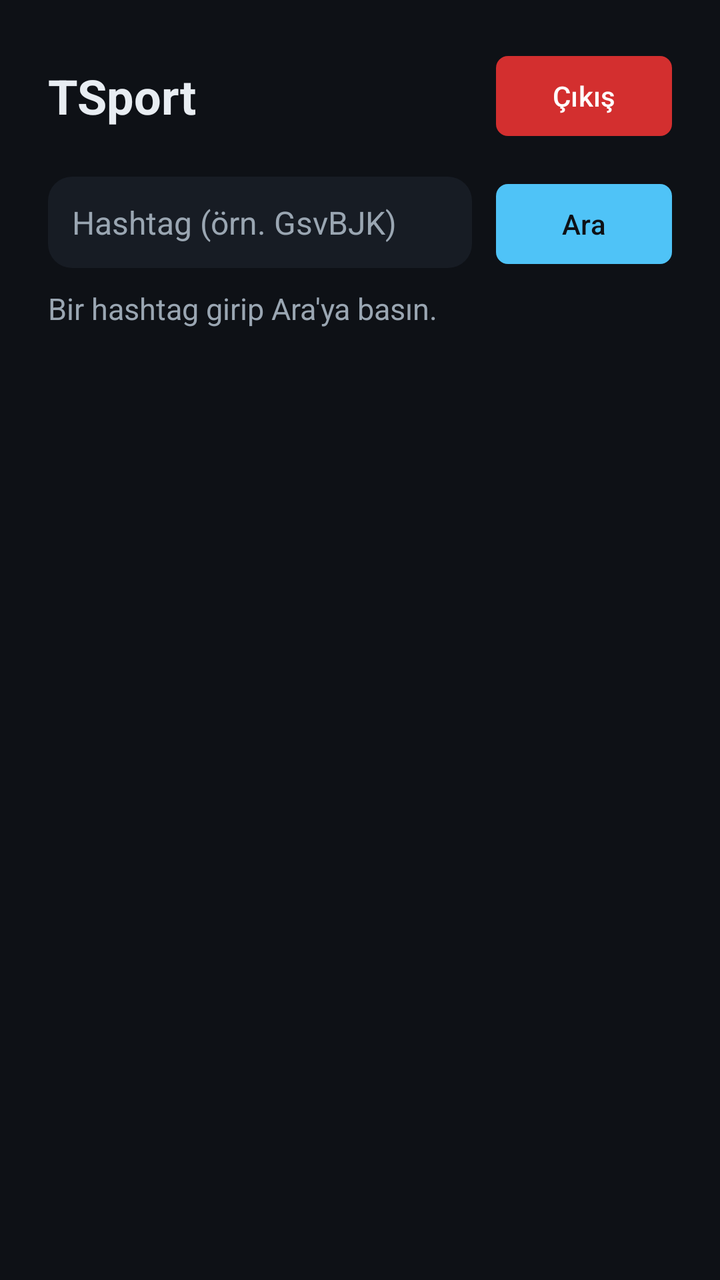
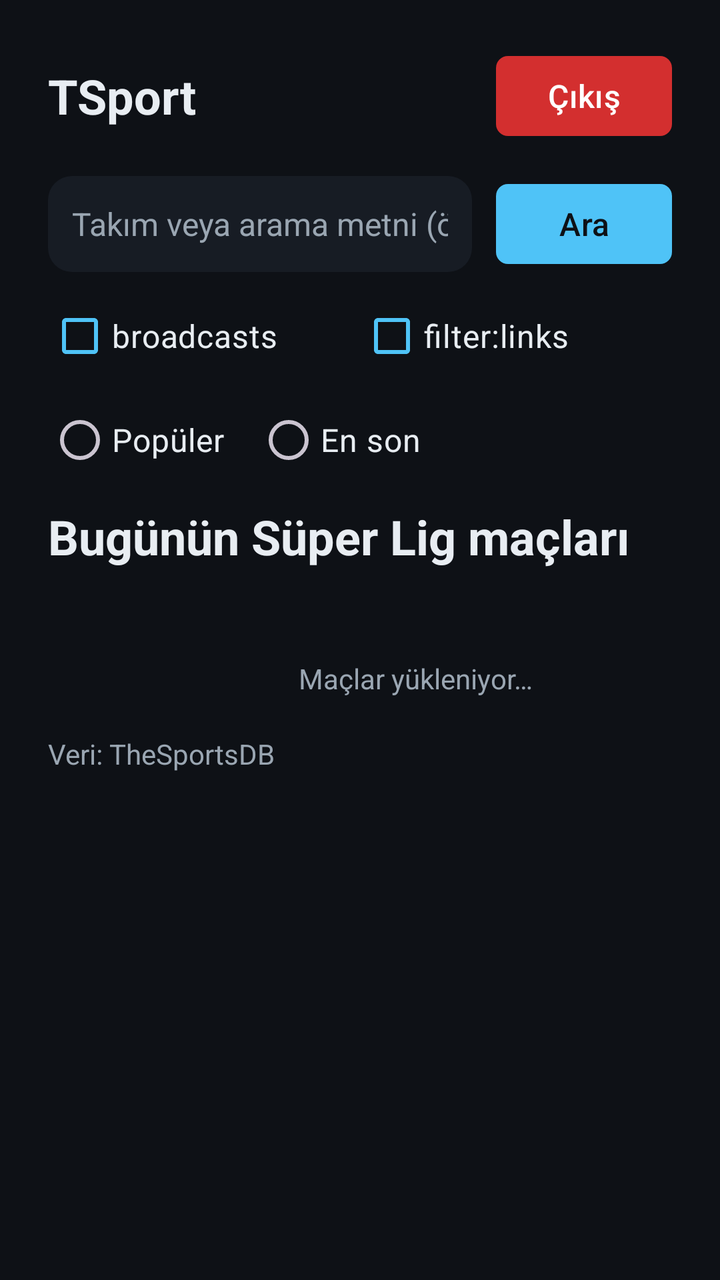

Screens rendered from an Android XML layout before and after an edit, with the pre-edit source and the edit as a unified diff.
<!-- AndroidManifest.xml: application theme Theme.TSport -->
<!-- res/layout/activity_main.xml -->
<?xml version="1.0" encoding="utf-8"?>
<FrameLayout xmlns:android="http://schemas.android.com/apk/res/android"
    xmlns:app="http://schemas.android.com/apk/res-auto"
    android:layout_width="match_parent"
    android:layout_height="match_parent">

    <WebView
        android:id="@+id/scrapeWebView"
        android:layout_width="match_parent"
        android:layout_height="match_parent"
        android:alpha="0.01"
        android:clickable="false"
        android:focusable="false"
        android:importantForAccessibility="no" />

    <LinearLayout
        android:id="@+id/content"
        android:layout_width="match_parent"
        android:layout_height="match_parent"
        android:background="@color/bg"
        android:orientation="vertical"
        android:padding="24dp">

        <LinearLayout
            android:layout_width="match_parent"
            android:layout_height="wrap_content"
            android:gravity="center_vertical"
            android:orientation="horizontal">

            <TextView
                android:layout_width="0dp"
                android:layout_height="wrap_content"
                android:layout_weight="1"
                android:text="@string/app_name"
                android:textColor="@color/on_surface"
                android:textSize="24sp"
                android:textStyle="bold" />

            <Button
                android:id="@+id/logoutButton"
                android:foreground="@drawable/button_focus_foreground"
                android:layout_width="wrap_content"
                android:layout_height="wrap_content"
                android:text="@string/logout"
                android:textColor="@color/on_danger"
                app:backgroundTint="@color/danger"
                app:cornerRadius="6dp" />

        </LinearLayout>

        <LinearLayout
            android:layout_width="match_parent"
            android:layout_height="wrap_content"
            android:layout_marginTop="16dp"
            android:orientation="horizontal">

            <EditText
                android:id="@+id/hashtagInput"
                android:layout_width="0dp"
                android:layout_height="wrap_content"
                android:layout_weight="1"
                android:background="@drawable/focus_background"
                android:hint="@string/hashtag_hint"
                android:inputType="text"
                android:padding="12dp"
                android:singleLine="true"
                android:textColor="@color/on_surface"
                android:textColorHint="@color/muted"
                android:textSize="16sp" />

            <Button
                android:id="@+id/searchButton"
                android:foreground="@drawable/button_focus_foreground"
                android:layout_width="wrap_content"
                android:layout_height="wrap_content"
                android:layout_marginStart="12dp"
                android:text="@string/search"
                app:cornerRadius="6dp" />

        </LinearLayout>

        <ProgressBar
            android:id="@+id/progress"
            android:layout_width="match_parent"
            android:layout_height="wrap_content"
            android:layout_marginTop="12dp"
            android:indeterminate="true"
            android:visibility="gone" />

        <TextView
            android:id="@+id/statusText"
            android:layout_width="match_parent"
            android:layout_height="wrap_content"
            android:layout_marginTop="8dp"
            android:text="@string/status_idle"
            android:textColor="@color/muted"
            android:textSize="15sp" />

        <androidx.recyclerview.widget.RecyclerView
            android:id="@+id/linkList"
            android:layout_width="match_parent"
            android:layout_height="0dp"
            android:layout_marginTop="12dp"
            android:layout_weight="1"
            android:clipToPadding="false"
            android:paddingBottom="24dp" />

    </LinearLayout>

</FrameLayout>
<!-- resources referenced by this layout -->
<resources>
  <color name="bg">#0E1116</color>
  <color name="danger">#D32F2F</color>
  <color name="muted">#9AA6B2</color>
  <color name="on_danger">#FFFFFF</color>
  <color name="on_surface">#E8EDF2</color>
  <!-- drawable button_focus_foreground (drawable) -->
  <?xml version="1.0" encoding="utf-8"?>
  <selector xmlns:android="http://schemas.android.com/apk/res/android">
      <item android:state_focused="true">
          <shape android:shape="rectangle">
              <solid android:color="@android:color/transparent" />
              <stroke
                  android:width="3dp"
                  android:color="@color/focus" />
              <corners android:radius="6dp" />
          </shape>
      </item>
      <item>
          <shape android:shape="rectangle">
              <solid android:color="@android:color/transparent" />
          </shape>
      </item>
  </selector>
  <!-- drawable focus_background (drawable) -->
  <?xml version="1.0" encoding="utf-8"?>
  <selector xmlns:android="http://schemas.android.com/apk/res/android">
      <item android:state_focused="true">
          <shape>
              <solid android:color="#22303C" />
              <stroke
                  android:width="2dp"
                  android:color="@color/focus" />
              <corners android:radius="12dp" />
          </shape>
      </item>
      <item android:state_pressed="true">
          <shape>
              <solid android:color="#22303C" />
              <corners android:radius="12dp" />
          </shape>
      </item>
      <item>
          <shape>
              <solid android:color="@color/surface" />
              <corners android:radius="12dp" />
          </shape>
      </item>
  </selector>
  <string name="app_name">TSport</string>
  <string name="hashtag_hint">Hashtag (örn. GsvBJK)</string>
  <string name="logout">Çıkış</string>
  <string name="search">Ara</string>
  <string name="status_idle">Bir hashtag girip Ara\'ya basın.</string>
  <style name="Theme.TSport" parent="Theme.Material3.Dark.NoActionBar">
          <item name="android:windowBackground">@color/bg</item>
          <item name="colorPrimary">@color/accent</item>
          <item name="colorOnPrimary">@color/bg</item>
          <item name="android:colorAccent">@color/accent</item>
          <item name="android:textColorPrimary">@color/on_surface</item>
          <item name="android:textColorSecondary">@color/muted</item>
      </style>
  <color name="focus">#4FC3F7</color>
  <color name="surface">#171C24</color>
  <color name="accent">#4FC3F7</color>
</resources>

<!-- the commit's change to res/layout/activity_main.xml (unified diff, before → after) -->
@@ -19,7 +19,7 @@
         android:layout_height="match_parent"
         android:background="@color/bg"
         android:orientation="vertical"
-        android:padding="24dp">
+        android:padding="@dimen/screen_padding">
 
         <LinearLayout
             android:layout_width="match_parent"
@@ -33,16 +33,18 @@
                 android:layout_weight="1"
                 android:text="@string/app_name"
                 android:textColor="@color/on_surface"
-                android:textSize="24sp"
+                android:textSize="@dimen/title_text_size"
                 android:textStyle="bold" />
 
             <Button
                 android:id="@+id/logoutButton"
-                android:foreground="@drawable/button_focus_foreground"
                 android:layout_width="wrap_content"
                 android:layout_height="wrap_content"
+                android:foreground="@drawable/button_focus_foreground"
+                android:minHeight="@dimen/control_min_height"
                 android:text="@string/logout"
                 android:textColor="@color/on_danger"
+                android:textSize="@dimen/body_text_size"
                 app:backgroundTint="@color/danger"
                 app:cornerRadius="6dp" />
 
@@ -60,50 +62,288 @@
                 android:layout_height="wrap_content"
                 android:layout_weight="1"
                 android:background="@drawable/focus_background"
-                android:hint="@string/hashtag_hint"
+                android:hint="@string/search_hint"
                 android:inputType="text"
+                android:minHeight="@dimen/control_min_height"
                 android:padding="12dp"
                 android:singleLine="true"
                 android:textColor="@color/on_surface"
                 android:textColorHint="@color/muted"
-                android:textSize="16sp" />
+                android:textSize="@dimen/body_text_size" />
 
             <Button
                 android:id="@+id/searchButton"
-                android:foreground="@drawable/button_focus_foreground"
                 android:layout_width="wrap_content"
                 android:layout_height="wrap_content"
                 android:layout_marginStart="12dp"
+                android:foreground="@drawable/button_focus_foreground"
+                android:minHeight="@dimen/control_min_height"
                 android:text="@string/search"
+                android:textSize="@dimen/body_text_size"
                 app:cornerRadius="6dp" />
 
         </LinearLayout>
 
-        <ProgressBar
-            android:id="@+id/progress"
-            android:layout_width="match_parent"
-            android:layout_height="wrap_content"
-            android:layout_marginTop="12dp"
-            android:indeterminate="true"
+        <LinearLayout
+            android:layout_width="match_parent"
+            android:layout_height="wrap_content"
+            android:layout_marginTop="8dp"
+            android:orientation="horizontal">
+
+            <CheckBox
+                android:id="@+id/broadcastsCheck"
+                android:layout_width="0dp"
+                android:layout_height="wrap_content"
+                android:layout_weight="1"
+                android:buttonTint="@color/accent"
+                android:focusable="true"
+                android:foreground="@drawable/button_focus_foreground"
+                android:minHeight="@dimen/control_min_height"
+                android:text="@string/option_broadcasts"
+                android:textColor="@color/on_surface"
+                android:textSize="@dimen/body_text_size" />
+
+            <CheckBox
+                android:id="@+id/linksOnlyCheck"
+                android:layout_width="0dp"
+                android:layout_height="wrap_content"
+                android:layout_weight="1"
+                android:buttonTint="@color/accent"
+                android:focusable="true"
+                android:foreground="@drawable/button_focus_foreground"
+                android:minHeight="@dimen/control_min_height"
+                android:text="@string/option_links_only"
+                android:textColor="@color/on_surface"
+                android:textSize="@dimen/body_text_size" />
+
+        </LinearLayout>
+
+        <RadioGroup
+            android:id="@+id/tabGroup"
+            android:layout_width="match_parent"
+            android:layout_height="wrap_content"
+            android:layout_marginTop="4dp"
+            android:orientation="horizontal">
+
+            <RadioButton
+                android:id="@+id/tabPopular"
+                android:layout_width="wrap_content"
+                android:layout_height="wrap_content"
+                android:buttonTint="@color/accent"
+                android:focusable="true"
+                android:foreground="@drawable/button_focus_foreground"
+                android:minHeight="@dimen/control_min_height"
+                android:text="@string/tab_popular"
+                android:textColor="@color/on_surface"
+                android:textSize="@dimen/body_text_size" />
+
+            <RadioButton
+                android:id="@+id/tabLatest"
+                android:layout_width="wrap_content"
+                android:layout_height="wrap_content"
+                android:layout_marginStart="16dp"
+                android:buttonTint="@color/accent"
+                android:focusable="true"
+                android:foreground="@drawable/button_focus_foreground"
+                android:minHeight="@dimen/control_min_height"
+                android:text="@string/tab_latest"
+                android:textColor="@color/on_surface"
+                android:textSize="@dimen/body_text_size" />
+
+        </RadioGroup>
+
+        <TextView
+            android:id="@+id/matchSummary"
+            android:layout_width="match_parent"
+            android:layout_height="wrap_content"
+            android:layout_marginTop="8dp"
+            android:textColor="@color/muted"
+            android:textSize="@dimen/secondary_text_size"
             android:visibility="gone" />
 
-        <TextView
-            android:id="@+id/statusText"
-            android:layout_width="match_parent"
-            android:layout_height="wrap_content"
+        <FrameLayout
+            android:layout_width="match_parent"
+            android:layout_height="0dp"
             android:layout_marginTop="8dp"
-            android:text="@string/status_idle"
-            android:textColor="@color/muted"
-            android:textSize="15sp" />
-
-        <androidx.recyclerview.widget.RecyclerView
-            android:id="@+id/linkList"
-            android:layout_width="match_parent"
-            android:layout_height="0dp"
-            android:layout_marginTop="12dp"
-            android:layout_weight="1"
-            android:clipToPadding="false"
-            android:paddingBottom="24dp" />
+            android:layout_weight="1">
+
+            <LinearLayout
+                android:id="@+id/matchdayPanel"
+                android:layout_width="match_parent"
+                android:layout_height="match_parent"
+                android:orientation="vertical">
+
+                <TextView
+                    android:id="@+id/matchdayTitle"
+                    android:layout_width="match_parent"
+                    android:layout_height="wrap_content"
+                    android:text="@string/matchday_title"
+                    android:textColor="@color/on_surface"
+                    android:textSize="@dimen/title_text_size"
+                    android:textStyle="bold" />
+
+                <TextView
+                    android:id="@+id/matchDateText"
+                    android:layout_width="match_parent"
+                    android:layout_height="wrap_content"
+                    android:layout_marginTop="4dp"
+                    android:textColor="@color/muted"
+                    android:textSize="@dimen/secondary_text_size" />
+
+                <LinearLayout
+                    android:id="@+id/matchLoadingGroup"
+                    android:layout_width="match_parent"
+                    android:layout_height="wrap_content"
+                    android:layout_marginTop="8dp"
+                    android:gravity="center"
+                    android:orientation="horizontal">
+
+                    <ProgressBar
+                        android:id="@+id/matchProgress"
+                        android:layout_width="wrap_content"
+                        android:layout_height="wrap_content"
+                        android:indeterminate="true" />
+
+                    <TextView
+                        android:id="@+id/matchLoadingText"
+                        android:layout_width="wrap_content"
+                        android:layout_height="wrap_content"
+                        android:layout_marginStart="8dp"
+                        android:accessibilityLiveRegion="polite"
+                        android:text="@string/matchday_loading"
+                        android:textColor="@color/muted"
+                        android:textSize="@dimen/secondary_text_size" />
+
+                </LinearLayout>
+
+                <LinearLayout
+                    android:id="@+id/matchStateContainer"
+                    android:layout_width="match_parent"
+                    android:layout_height="0dp"
+                    android:layout_weight="1"
+                    android:gravity="center"
+                    android:orientation="vertical"
+                    android:visibility="gone">
+
+                    <ImageView
+                        android:id="@+id/matchStateIcon"
+                        android:layout_width="@dimen/empty_icon_size"
+                        android:layout_height="@dimen/empty_icon_size"
+                        android:importantForAccessibility="no"
+                        android:src="@drawable/ic_football" />
+
+                    <TextView
+                        android:id="@+id/matchStateTitle"
+                        android:layout_width="match_parent"
+                        android:layout_height="wrap_content"
+                        android:layout_marginTop="12dp"
+                        android:accessibilityLiveRegion="polite"
+                        android:gravity="center"
+                        android:textColor="@color/on_surface"
+                        android:textSize="@dimen/body_text_size"
+                        android:textStyle="bold" />
+
+                    <TextView
+                        android:id="@+id/matchStateCopy"
+                        android:layout_width="match_parent"
+                        android:layout_height="wrap_content"
+                        android:layout_marginTop="4dp"
+                        android:gravity="center"
+                        android:textColor="@color/muted"
+                        android:textSize="@dimen/secondary_text_size" />
+
+                    <Button
+                        android:id="@+id/matchRetryButton"
+                        android:layout_width="wrap_content"
+                        android:layout_height="wrap_content"
+                        android:layout_marginTop="12dp"
+                        android:foreground="@drawable/button_focus_foreground"
+                        android:minHeight="@dimen/control_min_height"
+                        android:text="@string/matchday_retry"
+                        android:textSize="@dimen/body_text_size"
+                        android:visibility="gone"
+                        app:cornerRadius="6dp" />
+
+                </LinearLayout>
+
+                <androidx.recyclerview.widget.RecyclerView
+                    android:id="@+id/matchList"
+                    android:layout_width="match_parent"
+                    android:layout_height="0dp"
+                    android:layout_marginTop="8dp"
+                    android:layout_weight="1"
+                    android:clipToPadding="false"
+                    android:paddingBottom="@dimen/screen_padding"
+                    android:visibility="gone" />
+
+                <TextView
+                    android:id="@+id/matchdayAttribution"
+                    android:layout_width="match_parent"
+                    android:layout_height="wrap_content"
+                    android:layout_marginTop="4dp"
+                    android:text="@string/matchday_attribution"
+                    android:textColor="@color/muted"
+                    android:textSize="@dimen/secondary_text_size" />
+
+            </LinearLayout>
+
+            <LinearLayout
+                android:id="@+id/resultsPanel"
+                android:layout_width="match_parent"
+                android:layout_height="match_parent"
+                android:orientation="vertical"
+                android:visibility="gone">
+
+                <LinearLayout
+                    android:layout_width="match_parent"
+                    android:layout_height="wrap_content"
+                    android:gravity="center_vertical"
+                    android:orientation="horizontal">
+
+                    <TextView
+                        android:id="@+id/statusText"
+                        android:layout_width="0dp"
+                        android:layout_height="wrap_content"
+                        android:layout_weight="1"
+                        android:accessibilityLiveRegion="polite"
+                        android:text="@string/status_idle"
+                        android:textColor="@color/muted"
+                        android:textSize="@dimen/secondary_text_size" />
+
+                    <Button
+                        android:id="@+id/matchdayBackButton"
+                        android:layout_width="wrap_content"
+                        android:layout_height="wrap_content"
+                        android:layout_marginStart="8dp"
+                        android:foreground="@drawable/button_focus_foreground"
+                        android:minHeight="@dimen/control_min_height"
+                        android:text="@string/matchday_back"
+                        android:textSize="@dimen/body_text_size"
+                        android:visibility="gone"
+                        app:cornerRadius="6dp" />
+
+                </LinearLayout>
+
+                <ProgressBar
+                    android:id="@+id/progress"
+                    android:layout_width="match_parent"
+                    android:layout_height="wrap_content"
+                    android:layout_marginTop="12dp"
+                    android:indeterminate="true"
+                    android:visibility="gone" />
+
+                <androidx.recyclerview.widget.RecyclerView
+                    android:id="@+id/linkList"
+                    android:layout_width="match_parent"
+                    android:layout_height="0dp"
+                    android:layout_marginTop="12dp"
+                    android:layout_weight="1"
+                    android:clipToPadding="false"
+                    android:paddingBottom="@dimen/screen_padding" />
+
+            </LinearLayout>
+
+        </FrameLayout>
 
     </LinearLayout>
 
<!-- resource entries referenced after the edit -->
@@ -5,6 +5,12 @@
   <color name="muted">#9AA6B2</color>
   <color name="on_danger">#FFFFFF</color>
   <color name="on_surface">#E8EDF2</color>
+  <dimen name="body_text_size">16sp</dimen>
+  <dimen name="control_min_height">48dp</dimen>
+  <dimen name="empty_icon_size">96dp</dimen>
+  <dimen name="screen_padding">24dp</dimen>
+  <dimen name="secondary_text_size">14sp</dimen>
+  <dimen name="title_text_size">24sp</dimen>
   <!-- drawable button_focus_foreground (drawable) -->
   <?xml version="1.0" encoding="utf-8"?>
   <selector xmlns:android="http://schemas.android.com/apk/res/android">
@@ -30,7 +36,7 @@
           <shape>
               <solid android:color="#22303C" />
               <stroke
-                  android:width="2dp"
+                  android:width="3dp"
                   android:color="@color/focus" />
               <corners android:radius="12dp" />
           </shape>
@@ -48,11 +54,38 @@
           </shape>
       </item>
   </selector>
+  <!-- drawable ic_football (drawable) -->
+  <?xml version="1.0" encoding="utf-8"?>
+  <vector xmlns:android="http://schemas.android.com/apk/res/android"
+      android:width="96dp"
+      android:height="96dp"
+      android:viewportWidth="24"
+      android:viewportHeight="24">
+  
+      <path
+          android:fillColor="@android:color/transparent"
+          android:pathData="M12,2.2a9.8,9.8 0 1,0 0,19.6a9.8,9.8 0 1,0 0,-19.6"
+          android:strokeColor="@color/muted"
+          android:strokeWidth="1.6" />
+  
+      <path
+          android:fillColor="@color/muted"
+          android:pathData="M12,8.4L15.42,11.1L14.12,15.42L9.88,15.42L8.58,11.1Z" />
+  </vector>
   <string name="app_name">TSport</string>
-  <string name="hashtag_hint">Hashtag (örn. GsvBJK)</string>
   <string name="logout">Çıkış</string>
+  <string name="matchday_attribution">Veri: TheSportsDB</string>
+  <string name="matchday_back">Günün maçları</string>
+  <string name="matchday_loading">Maçlar yükleniyor…</string>
+  <string name="matchday_retry">Yenile</string>
+  <string name="matchday_title">Bugünün Süper Lig maçları</string>
+  <string name="option_broadcasts">broadcasts</string>
+  <string name="option_links_only">filter:links</string>
   <string name="search">Ara</string>
-  <string name="status_idle">Bir hashtag girip Ara\'ya basın.</string>
+  <string name="search_hint">Takım veya arama metni (örn. Galatasaray Fenerbahçe)</string>
+  <string name="status_idle">Bir arama metni girip Ara\'ya basın.</string>
+  <string name="tab_latest">En son</string>
+  <string name="tab_popular">Popüler</string>
   <style name="Theme.TSport" parent="Theme.Material3.Dark.NoActionBar">
           <item name="android:windowBackground">@color/bg</item>
           <item name="colorPrimary">@color/accent</item>
